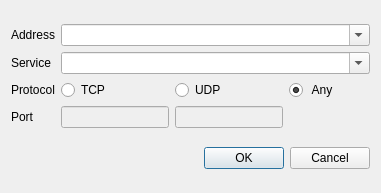
First picture: the form in newfwruledlg.ui, repository QubesOS/qubes-manager, before the edit.
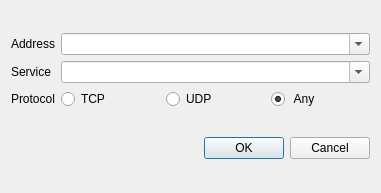
Second picture: the form after the edit.

Commit message: Firewall tab accepts protocols (ticket #447).

Patch:
```diff
--- a/newfwruledlg.ui
+++ b/newfwruledlg.ui
@@ -38,13 +38,6 @@
        </property>
       </widget>
      </item>
-     <item row="3" column="0">
-      <widget class="QLabel" name="label_3">
-       <property name="text">
-        <string>Port</string>
-       </property>
-      </widget>
-     </item>
      <item row="1" column="0">
       <widget class="QLabel" name="label_4">
        <property name="text">
@@ -133,38 +126,6 @@
        </property>
       </widget>
      </item>
-     <item row="3" column="1">
-      <widget class="QLineEdit" name="tcp_port_lineedit">
-       <property name="enabled">
-        <bool>false</bool>
-       </property>
-       <property name="sizePolicy">
-        <sizepolicy hsizetype="Expanding" vsizetype="Fixed">
-         <horstretch>0</horstretch>
-         <verstretch>0</verstretch>
-        </sizepolicy>
-       </property>
-       <property name="inputMethodHints">
-        <set>Qt::ImhDigitsOnly</set>
-       </property>
-       <property name="maxLength">
-        <number>5</number>
-       </property>
-      </widget>
-     </item>
-     <item row="3" column="2">
-      <widget class="QLineEdit" name="udp_port_lineedit">
-       <property name="enabled">
-        <bool>false</bool>
-       </property>
-       <property name="inputMethodHints">
-        <set>Qt::ImhDigitsOnly</set>
-       </property>
-       <property name="maxLength">
-        <number>5</number>
-       </property>
-      </widget>
-     </item>
     </layout>
    </item>
    <item row="1" column="0">
```
The commit also changes 2 other files.
